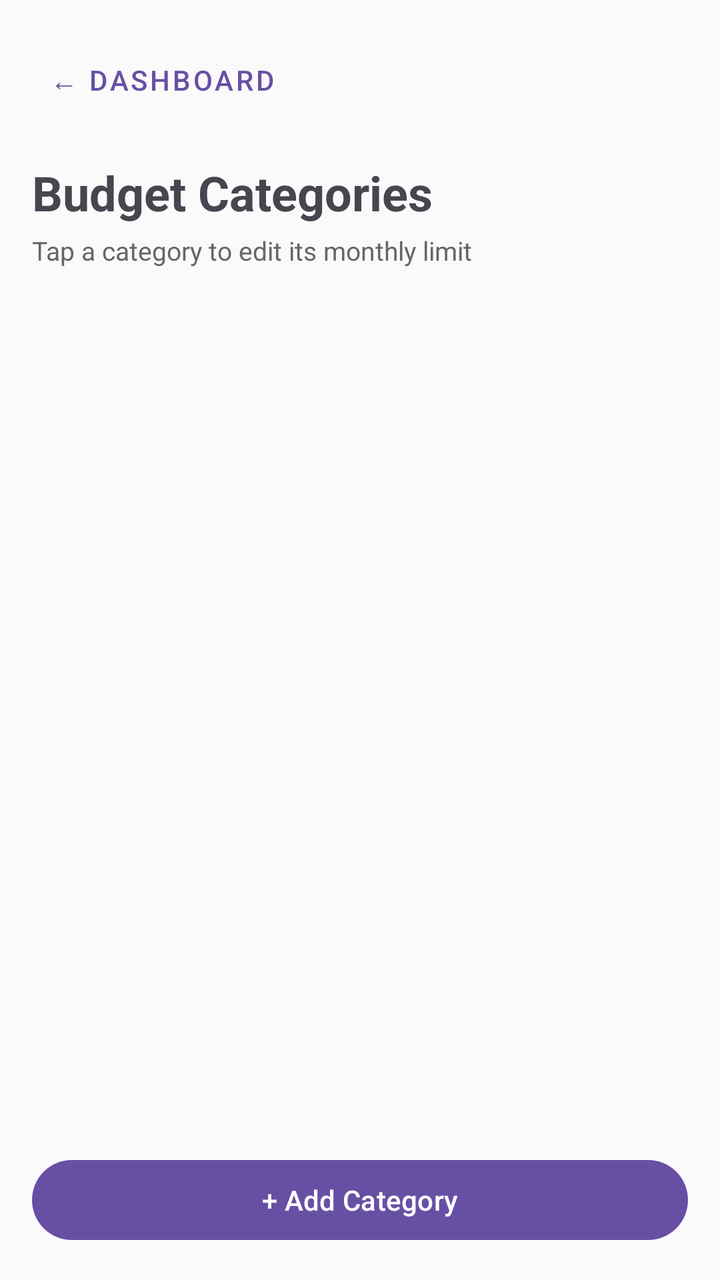
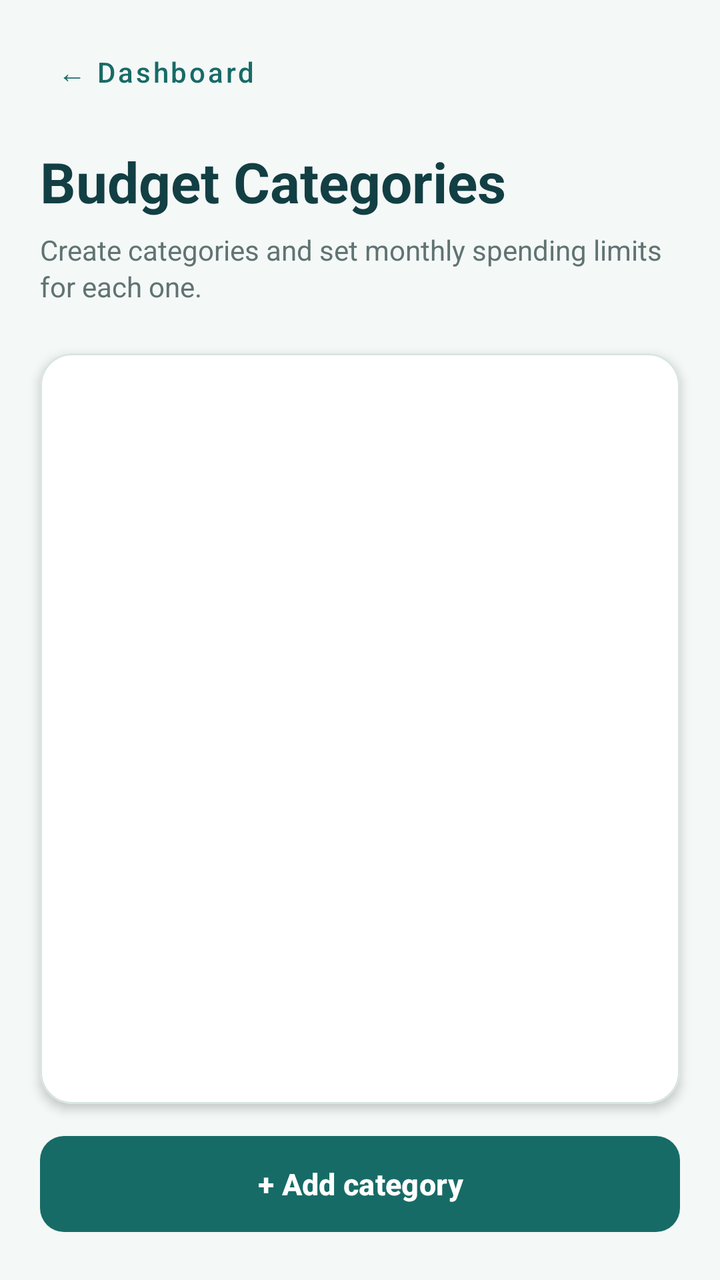

Before-and-after screenshots of an Android layout around one commit, followed by the original layout XML and the change that was made.
<!-- AndroidManifest.xml: application theme Theme.PocketPath -->
<!-- res/layout/activity_categories.xml -->
<?xml version="1.0" encoding="utf-8"?>
<LinearLayout
    xmlns:android="http://schemas.android.com/apk/res/android"
    android:id="@+id/main"
    android:layout_width="match_parent"
    android:layout_height="match_parent"
    android:orientation="vertical"
    android:background="#FAFAFA">

    <LinearLayout
        android:layout_width="match_parent"
        android:layout_height="wrap_content"
        android:orientation="horizontal"
        android:gravity="center_vertical"
        android:padding="16dp">

        <com.google.android.material.button.MaterialButton
            android:id="@+id/btnBack"
            style="@style/Widget.MaterialComponents.Button.TextButton"
            android:layout_width="wrap_content"
            android:layout_height="wrap_content"
            android:text="← Dashboard" />

    </LinearLayout>

    <TextView
        android:layout_width="match_parent"
        android:layout_height="wrap_content"
        android:layout_marginStart="16dp"
        android:layout_marginEnd="16dp"
        android:text="Budget Categories"
        android:textSize="24sp"
        android:textStyle="bold" />

    <TextView
        android:layout_width="match_parent"
        android:layout_height="wrap_content"
        android:layout_marginStart="16dp"
        android:layout_marginEnd="16dp"
        android:layout_marginTop="4dp"
        android:layout_marginBottom="12dp"
        android:text="Tap a category to edit its monthly limit"
        android:textSize="13sp"
        android:textColor="#666666" />

    <ScrollView
        android:layout_width="match_parent"
        android:layout_height="0dp"
        android:layout_weight="1">

        <LinearLayout
            android:id="@+id/categoriesContainer"
            android:layout_width="match_parent"
            android:layout_height="wrap_content"
            android:orientation="vertical"
            android:padding="16dp" />

    </ScrollView>

    <com.google.android.material.button.MaterialButton
        android:id="@+id/btnAddCategory"
        android:layout_width="match_parent"
        android:layout_height="wrap_content"
        android:layout_margin="16dp"
        android:text="+ Add Category" />

</LinearLayout>
<!-- resources referenced by this layout -->
<resources>
  <style name="Theme.PocketPath" parent="Base.Theme.PocketPath" />
  <style name="Base.Theme.PocketPath" parent="Theme.Material3.DayNight.NoActionBar">
          
          
      </style>
</resources>

<!-- the commit's change to res/layout/activity_categories.xml (unified diff, before → after) -->
@@ -1,67 +1,98 @@
 <?xml version="1.0" encoding="utf-8"?>
 <LinearLayout
     xmlns:android="http://schemas.android.com/apk/res/android"
+    xmlns:app="http://schemas.android.com/apk/res-auto"
     android:id="@+id/main"
     android:layout_width="match_parent"
     android:layout_height="match_parent"
-    android:orientation="vertical"
-    android:background="#FAFAFA">
+    android:background="#F4F8F7"
+    android:orientation="vertical">
 
     <LinearLayout
         android:layout_width="match_parent"
         android:layout_height="wrap_content"
-        android:orientation="horizontal"
-        android:gravity="center_vertical"
-        android:padding="16dp">
+        android:orientation="vertical"
+        android:paddingStart="20dp"
+        android:paddingTop="12dp"
+        android:paddingEnd="20dp"
+        android:paddingBottom="12dp">
 
         <com.google.android.material.button.MaterialButton
             android:id="@+id/btnBack"
             style="@style/Widget.MaterialComponents.Button.TextButton"
             android:layout_width="wrap_content"
             android:layout_height="wrap_content"
-            android:text="← Dashboard" />
+            android:minHeight="48dp"
+            android:text="← Dashboard"
+            android:textAllCaps="false"
+            android:textColor="#176B66"
+            app:rippleColor="#D7ECE9" />
+
+        <TextView
+            android:layout_width="match_parent"
+            android:layout_height="wrap_content"
+            android:layout_marginTop="12dp"
+            android:text="Budget Categories"
+            android:textColor="#123F43"
+            android:textSize="28sp"
+            android:textStyle="bold" />
+
+        <TextView
+            android:layout_width="match_parent"
+            android:layout_height="wrap_content"
+            android:layout_marginTop="6dp"
+            android:text="Create categories and set monthly spending limits for each one."
+            android:textColor="#607372"
+            android:textSize="14sp"
+            android:lineSpacingExtra="2dp" />
 
     </LinearLayout>
 
-    <TextView
-        android:layout_width="match_parent"
-        android:layout_height="wrap_content"
-        android:layout_marginStart="16dp"
-        android:layout_marginEnd="16dp"
-        android:text="Budget Categories"
-        android:textSize="24sp"
-        android:textStyle="bold" />
-
-    <TextView
-        android:layout_width="match_parent"
-        android:layout_height="wrap_content"
-        android:layout_marginStart="16dp"
-        android:layout_marginEnd="16dp"
-        android:layout_marginTop="4dp"
-        android:layout_marginBottom="12dp"
-        android:text="Tap a category to edit its monthly limit"
-        android:textSize="13sp"
-        android:textColor="#666666" />
-
-    <ScrollView
+    <com.google.android.material.card.MaterialCardView
         android:layout_width="match_parent"
         android:layout_height="0dp"
-        android:layout_weight="1">
+        android:layout_marginStart="20dp"
+        android:layout_marginTop="12dp"
+        android:layout_marginEnd="20dp"
+        android:layout_marginBottom="12dp"
+        android:layout_weight="1"
+        app:cardBackgroundColor="#FFFFFF"
+        app:cardCornerRadius="16dp"
+        app:cardElevation="3dp"
+        app:strokeColor="#D8E5E3"
+        app:strokeWidth="1dp">
 
-        <LinearLayout
-            android:id="@+id/categoriesContainer"
+        <ScrollView
             android:layout_width="match_parent"
-            android:layout_height="wrap_content"
-            android:orientation="vertical"
-            android:padding="16dp" />
+            android:layout_height="match_parent"
+            android:clipToPadding="false"
+            android:fillViewport="true"
+            android:scrollbars="vertical">
 
-    </ScrollView>
+            <LinearLayout
+                android:id="@+id/categoriesContainer"
+                android:layout_width="match_parent"
+                android:layout_height="wrap_content"
+                android:orientation="vertical"
+                android:padding="16dp" />
+
+        </ScrollView>
+
+    </com.google.android.material.card.MaterialCardView>
 
     <com.google.android.material.button.MaterialButton
         android:id="@+id/btnAddCategory"
         android:layout_width="match_parent"
-        android:layout_height="wrap_content"
-        android:layout_margin="16dp"
-        android:text="+ Add Category" />
+        android:layout_height="56dp"
+        android:layout_marginStart="20dp"
+        android:layout_marginEnd="20dp"
+        android:layout_marginBottom="20dp"
+        android:text="+ Add category"
+        android:textAllCaps="false"
+        android:textSize="15sp"
+        android:textStyle="bold"
+        app:backgroundTint="#176B66"
+        app:cornerRadius="12dp"
+        app:rippleColor="#49A59D" />
 
 </LinearLayout>
